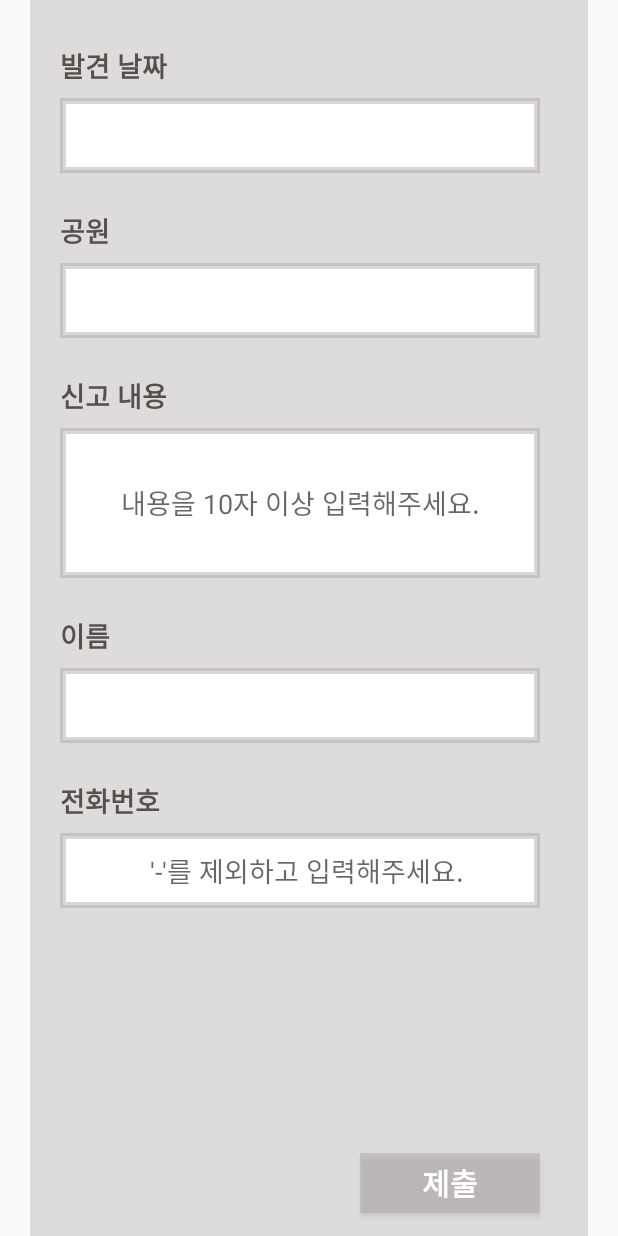
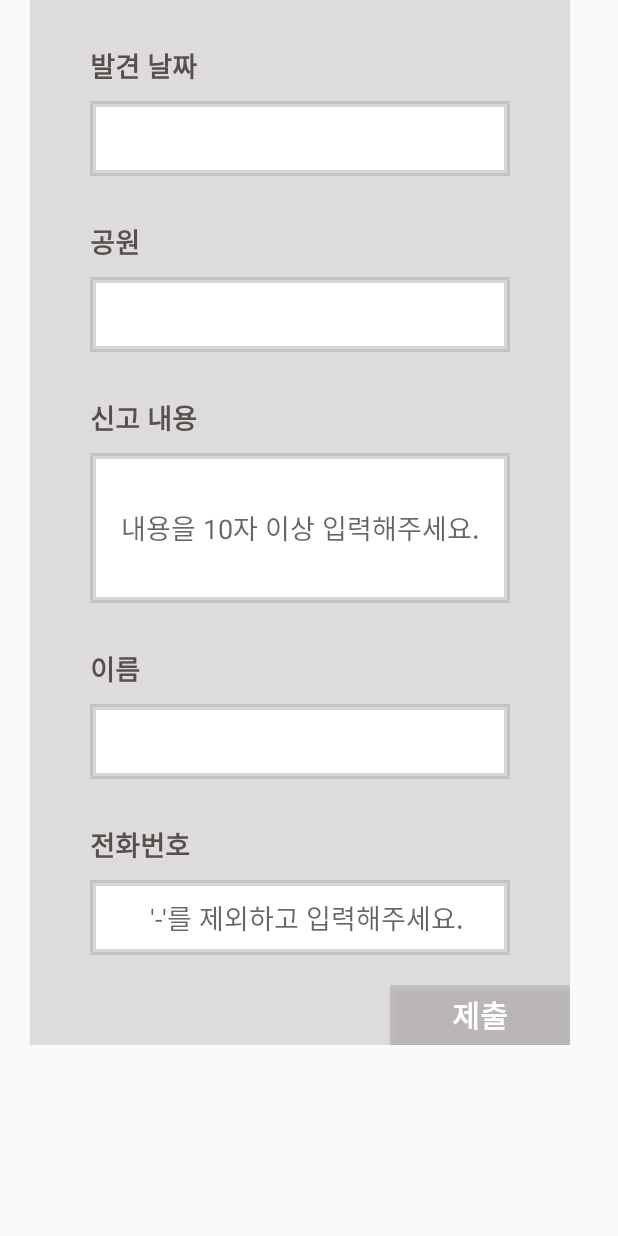
Before and after one commit to Socien/GreenGymApp, an Android app: the layout activity_report.xml on its own in the app's theme, with its tools: preview values and no code run, on a phone screen of 412 x 824 dp. Run offline under Robolectric (Android 15) with nearby library versions, the phone set to English and light mode, and no system bars; network calls fail.

```diff
--- a/app/src/main/res/layout/activity_report.xml
+++ b/app/src/main/res/layout/activity_report.xml
@@ -7,16 +7,17 @@
     android:orientation="vertical"
     tools:context=".Report">
 
-    <FrameLayout
+    <ScrollView
         android:layout_width="match_parent"
         android:layout_height="match_parent">
 
-        <View
+        <LinearLayout
             android:layout_width="wrap_content"
             android:layout_height="match_parent"
             android:layout_marginLeft="20dp"
             android:layout_marginRight="20dp"
-            android:background="#70B8B1B1" />
+            android:background="#70B8B1B1"
+            android:orientation="vertical">
 
         <TextView
             android:layout_width="wrap_content"
@@ -30,10 +31,10 @@
 
         <TextView
             android:id="@+id/date"
-            android:layout_width="320dp"
+            android:layout_width="280dp"
             android:layout_height="50dp"
             android:layout_marginLeft="40dp"
-            android:layout_marginTop="65dp"
+            android:layout_marginTop="10dp"
             android:gravity="center"
             android:background="@drawable/spinner"
             android:textColor="#574E4E"
@@ -43,7 +44,7 @@
             android:layout_width="wrap_content"
             android:layout_height="wrap_content"
             android:layout_marginLeft="40dp"
-            android:layout_marginTop="140dp"
+            android:layout_marginTop="30dp"
             android:text="공원"
             android:textColor="#574E4E"
             android:textSize="18dp"
@@ -51,10 +52,10 @@
 
         <Spinner
             android:id="@+id/park_spinner"
-            android:layout_width="320dp"
+            android:layout_width="280dp"
             android:layout_height="50dp"
             android:layout_marginLeft="40dp"
-            android:layout_marginTop="175dp"
+            android:layout_marginTop="10dp"
             android:layout_weight="1"
             android:background="@drawable/spinner"
             android:spinnerMode="dropdown"/>
@@ -63,7 +64,7 @@
             android:layout_width="wrap_content"
             android:layout_height="wrap_content"
             android:layout_marginLeft="40dp"
-            android:layout_marginTop="250dp"
+            android:layout_marginTop="30dp"
             android:text="신고 내용"
             android:textColor="#574E4E"
             android:textSize="18dp"
@@ -71,21 +72,22 @@
 
         <EditText
             android:id="@+id/content"
-            android:layout_width="320dp"
+            android:layout_width="280dp"
             android:layout_height="100dp"
             android:layout_marginLeft="40dp"
-            android:layout_marginTop="285dp"
+            android:layout_marginTop="10dp"
             android:gravity="center"
             android:hint="내용을 10자 이상 입력해주세요."
             android:textColor="@color/black"
             android:background="@drawable/spinner"
-            android:textSize="18dp" />
+            android:textSize="18dp"
+            />
 
         <TextView
             android:layout_width="wrap_content"
             android:layout_height="wrap_content"
             android:layout_marginLeft="40dp"
-            android:layout_marginTop="410dp"
+            android:layout_marginTop="30dp"
             android:text="이름"
             android:textColor="#574E4E"
             android:textSize="18dp"
@@ -93,10 +95,10 @@
 
         <EditText
             android:id="@+id/name"
-            android:layout_width="320dp"
+            android:layout_width="280dp"
             android:layout_height="50dp"
             android:layout_marginLeft="40dp"
-            android:layout_marginTop="445dp"
+            android:layout_marginTop="10dp"
             android:gravity="center"
             android:textColor="@color/black"
             android:background="@drawable/spinner"
@@ -106,7 +108,7 @@
             android:layout_width="wrap_content"
             android:layout_height="wrap_content"
             android:layout_marginLeft="40dp"
-            android:layout_marginTop="520dp"
+            android:layout_marginTop="30dp"
             android:text="전화번호"
             android:textColor="#574E4E"
             android:textSize="18dp"
@@ -114,29 +116,31 @@
 
         <EditText
             android:id="@+id/phone"
-            android:layout_width="320dp"
+            android:layout_width="280dp"
             android:layout_height="50dp"
             android:layout_marginLeft="40dp"
-            android:layout_marginTop="555dp"
+            android:layout_marginTop="10dp"
             android:gravity="center"
             android:hint="  '-'를 제외하고 입력해주세요."
             android:textColor="@color/black"
             android:background="@drawable/spinner"
-            android:textSize="18dp" />
+            android:textSize="18dp"
+            android:maxLength="11"/>
 
         <Button
             android:id="@+id/report_ok"
             android:layout_width="120dp"
             android:layout_height="40dp"
             android:layout_marginLeft="240dp"
-            android:layout_marginBottom="15dp"
+            android:layout_marginTop="20dp"
             android:layout_gravity="bottom"
             android:text="제출"
             android:background="@color/gray"
             android:textColor="@color/white"
             android:textSize="20dp"
             android:textStyle="bold"/>
+        </LinearLayout>
 
-    </FrameLayout>
+    </ScrollView>
 
 </LinearLayout>
```
Also changed, not shown: app/src/main/AndroidManifest.xml (+5 -4 lines), app/src/main/java/com/example/greengym/Report.java (+26 -16 lines), app/src/main/java/com/example/greengym/Search_EquipList.java (added, +170 -0 lines), app/src/main/java/com/example/greengym/Search_Map.java (+42 -9 lines), app/src/main/java/com/example/greengym/Search_byEquip.java (+12 -4 lines), app/src/main/res/layout/activity_search__map.xml (+48 -2 lines), app/src/main/res/layout/activity_search_equip_list.xml (added, +26 -0 lines), 302 other files.
